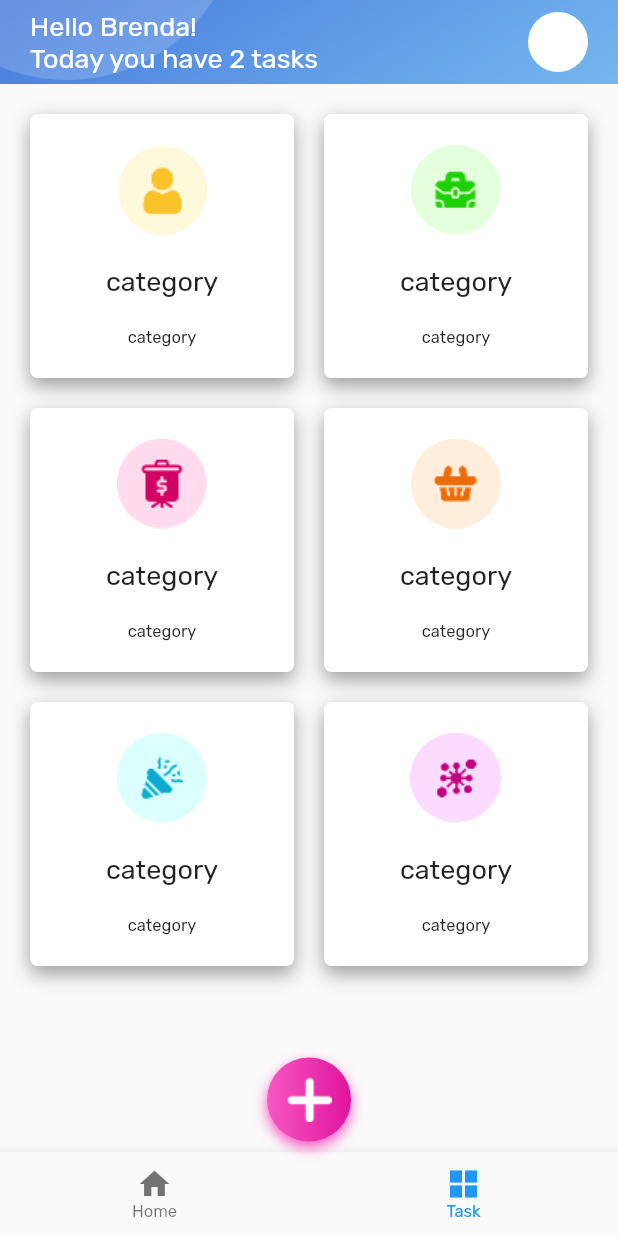
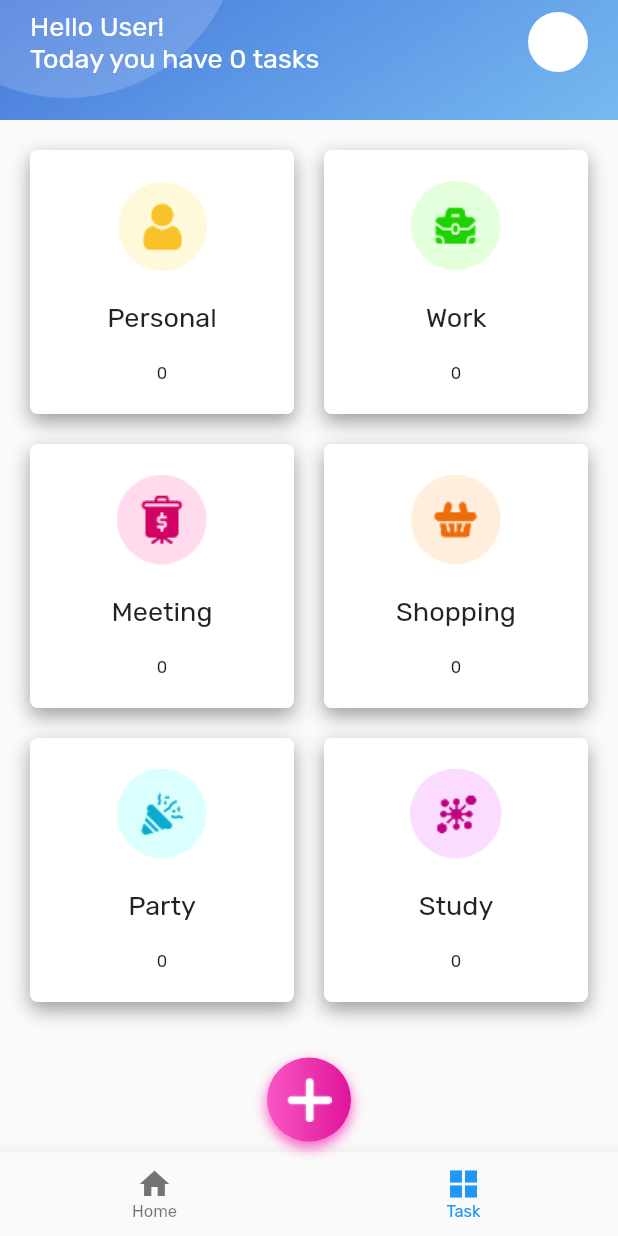
Before and after one commit to alpjamal/todo_app, a Flutter app: the HomeScreen screen opened directly, item 2 of the bottom bar chosen, on a phone screen of 412 x 824 dp. Run offline on Flutter 3.47's test engine with Material 2 defaults, Android fonts, the phone set to English and light mode, and no system bars; drawn by our look-alikes of sliding_up_panel; our stand-ins replace equatable, flutter_bloc, flutter_slidable, shared_preferences; accounts and stored records are empty.

Commit message:
some changes have made

```diff
--- a/lib/data/models/todo.dart
+++ b/lib/data/models/todo.dart
@@ -4,7 +4,7 @@ import 'package:todo_app/data/models/todo_category.dart';
 class Todo extends Equatable {
   final String? id;
   final String title;
-  final String dayTime;
+  final DateTime dayTime;
   final TodoCategory category;
   final bool isCompleted;
 
@@ -22,7 +22,7 @@ class Todo extends Equatable {
   Todo copyWith({
     String? id,
     String? title,
-    String? dayTime,
+    DateTime? dayTime,
     TodoCategory? category,
     bool? isCompleted,
   }) {
--- /dev/null
+++ b/lib/screens/home_screen/app_bar.dart
@@ -0,0 +1,43 @@
+part of '../../main.dart';
+
+class UserAppBar extends StatelessWidget {
+  const UserAppBar({super.key});
+
+  @override
+  Widget build(BuildContext context) {
+    return AppBar(
+      backgroundColor: Colors.transparent,
+      elevation: 0,
+      titleSpacing: 0,
+      flexibleSpace: Image.asset(TodoImage.appBar, fit: BoxFit.cover),
+      // toolbarHeight: 240,
+      leadingWidth: 0,
+      title: Padding(
+        padding: EdgeInsets.all(20.0),
+        child: BlocBuilder<TodosBloc, TodosState>(
+          builder: (context, state) {
+            return Column(
+              children: [
+                Row(
+                  mainAxisAlignment: MainAxisAlignment.spaceBetween,
+                  children: [
+                    if (state is TodosLoaded)
+                      Text('Hello User!\nToday you have ${state.todos.length} tasks', style: TodoStyle.appBar),
+                    if (state is TodosLoading) Text('Hello Brenda!\nToday you have 0  tasks', style: TodoStyle.appBar),
+                    Container(
+                      padding: EdgeInsets.all(20),
+                      decoration: BoxDecoration(
+                        shape: BoxShape.circle,
+                        color: Colors.white,
+                      ),
+                    )
+                  ],
+                )
+              ],
+            );
+          },
+        ),
+      ),
+    );
+  }
+}
--- a/lib/screens/home_screen.dart
+++ b/lib/screens/home_screen/home_screen.dart
@@ -1,4 +1,4 @@
-part of '/main.dart';
+part of '/../main.dart';
 
 class HomeScreen extends StatefulWidget {
   const HomeScreen({super.key});
@@ -11,7 +11,7 @@ class _HomeScreenState extends State<HomeScreen> {
   late TextEditingController controller;
   Todo? _todo;
   String? _title;
-  String? _dayTime;
+  DateTime? _dayTime;
   TodoCategory? _category;
 
   @override
@@ -26,7 +26,7 @@ class _HomeScreenState extends State<HomeScreen> {
     var panel = BlocProvider.of<TodoPanelCubit>(context, listen: true);
 
     return Scaffold(
-      appBar: _appBar(context),
+      appBar: PreferredSize(preferredSize: Size.fromHeight(80), child: UserAppBar()),
       body: BlocListener<TodosBloc, TodosState>(
         listener: (ctx, state) {
           if (state is TodosLoaded) {
@@ -91,6 +91,8 @@ class _HomeScreenState extends State<HomeScreen> {
   }
 
   _categories() {
+    return BlocBuilder<TodosBloc, TodosState>(
+      builder: (ctx, state) {
         return Padding(
           padding: const EdgeInsets.all(20),
           child: GridView.builder(
@@ -101,9 +103,11 @@ class _HomeScreenState extends State<HomeScreen> {
               mainAxisSpacing: 20,
             ),
             itemBuilder: (ctx, index) {
-          return TodoCategoryCard(index: index);
+              return TodoCategoryCard(index, state);
             },
           ),
+        );
+      },
     );
   }
 
@@ -188,16 +192,10 @@ class _HomeScreenState extends State<HomeScreen> {
                 onPressed: () async {
                   DateTime? date = await _pickDate(ctx);
                   if (date == null) return;
-                  DateTime day = DateTime(date.year, date.month, date.day);
-
                   // ignore: use_build_context_synchronously
                   TimeOfDay? time = await _pickTime(ctx);
                   if (time == null) return;
-                  String hour = time.hour.toString().padLeft(2, '0');
-                  String minute = time.minute.toString().padLeft(2, '0');
-
-                  String dateTime = DateFormat.MMMMd().format(day);
-                  _dayTime = '$dateTime $hour:$minute';
+                  _dayTime = DateTime(date.year, date.month, date.day, time.hour, time.minute);
                   setState(() {});
                 },
                 icon: Icon(Icons.arrow_drop_down_sharp),
@@ -206,7 +204,10 @@ class _HomeScreenState extends State<HomeScreen> {
           ),
           SizedBox(
             width: double.infinity,
-            child: Text(_dayTime ?? '', style: TodoStyle.btn.copyWith(fontWeight: FontWeight.bold)),
+            child: Text(
+              _dayTime != null ? DateFormat('MMM dd HH:mm').format(_dayTime!) : '',
+              style: TodoStyle.btn.copyWith(fontWeight: FontWeight.bold),
+            ),
           ),
           SizedBox(height: 20),
           GradientButton(
@@ -243,42 +244,7 @@ class _HomeScreenState extends State<HomeScreen> {
     );
   }
 
-  _pickTime(ctx) => showTimePicker(context: ctx, initialTime: TimeOfDay.now());
-
-  _appBar(ctx) {
-    return AppBar(
-      backgroundColor: Colors.transparent,
-      elevation: 0,
-      titleSpacing: 0,
-      flexibleSpace: Image.asset(TodoImage.appBar, fit: BoxFit.cover),
-      // toolbarHeight: 240,
-      leadingWidth: 0,
-      title: Padding(
-        padding: EdgeInsets.all(20.0),
-        child: BlocBuilder<TodosBloc, TodosState>(
-          builder: (context, state) {
-            return Column(
-              children: [
-                Row(
-                  mainAxisAlignment: MainAxisAlignment.spaceBetween,
-                  children: [
-                    if (state is TodosLoaded)
-                      Text('Hello Brenda!\nToday you have ${state.todos.length} tasks', style: TodoStyle.appBar),
-                    if (state is TodosLoading) Text('Hello Brenda!\nToday you have 0  tasks', style: TodoStyle.appBar),
-                    Container(
-                      padding: EdgeInsets.all(20),
-                      decoration: BoxDecoration(
-                        shape: BoxShape.circle,
-                        color: Colors.white,
-                      ),
-                    )
-                  ],
-                )
-              ],
-            );
-          },
-        ),
-      ),
-    );
+  _pickTime(ctx) {
+    return showTimePicker(context: ctx, initialTime: TimeOfDay.now());
   }
 }
--- a/lib/widgets/category.dart
+++ b/lib/widgets/category.dart
@@ -1,11 +1,19 @@
 part of '/main.dart';
 
 class TodoCategoryCard extends StatelessWidget {
-  const TodoCategoryCard({super.key, required this.index});
+  const TodoCategoryCard(this.index, this.state, {super.key});
   final int index;
+  final TodosState state;
 
   @override
   Widget build(BuildContext context) {
+    int len = 0;
+    TodoCategory category = TodoCategory.values[index];
+    String categoryName = '${category.name[0].toUpperCase()}${category.name.substring(1)}';
+    if (state is TodosLoaded) {
+      len = (state as TodosLoaded).todos.where((todo) => todo.category == category).toList().length;
+    }
+
     return Container(
       decoration: BoxDecoration(
         color: Colors.white,
@@ -16,8 +24,8 @@ class TodoCategoryCard extends StatelessWidget {
         mainAxisAlignment: MainAxisAlignment.spaceEvenly,
         children: [
           Image.asset('assets/icons/category$index.png', cacheHeight: 60),
-          Text('category', style: TodoStyle.appBar),
-          Text('category', style: TodoStyle.label),
+          Text(categoryName, style: TodoStyle.appBar),
+          Text(len.toString(), style: TodoStyle.label),
         ],
       ),
     );
```
Also changed, not shown: lib/data/color_cubit/color_cubit.dart (renamed from lib/data/category_cubit/color_cubit.dart, +7 -0 lines), lib/main.dart (+5 -11 lines), lib/widgets/todo_card.dart (+5 -3 lines), lib/data/color_cubit/color_state.dart (renamed from lib/data/category_cubit/color_state.dart). Lines whose indentation alone changed are shown as unchanged.
